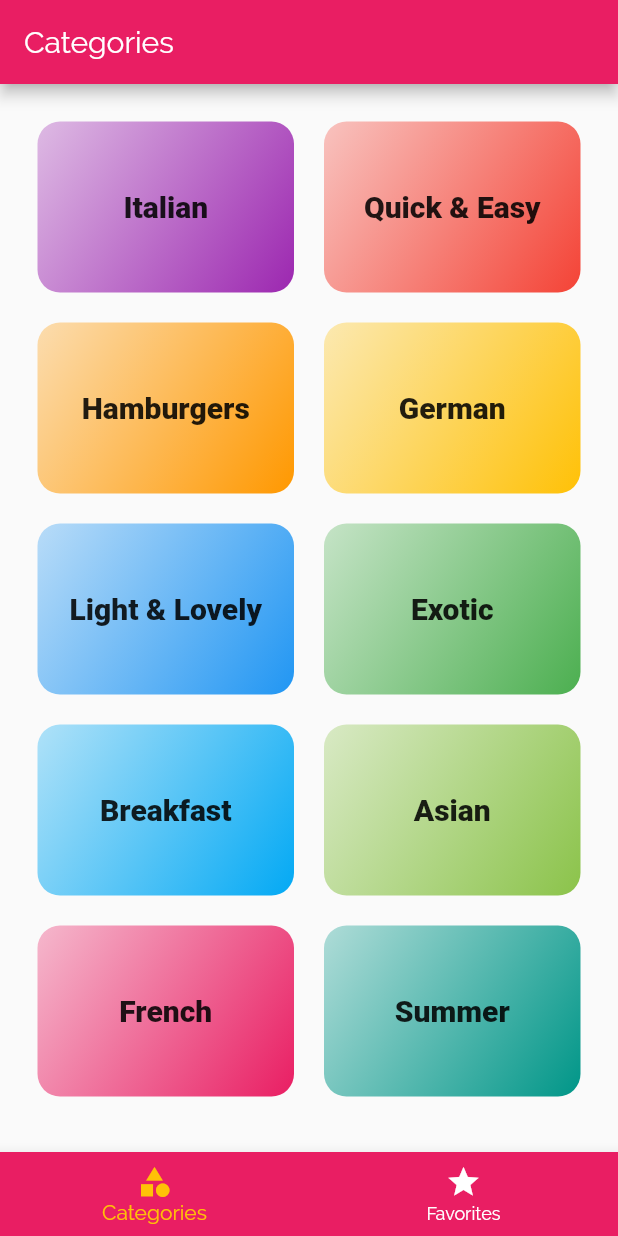
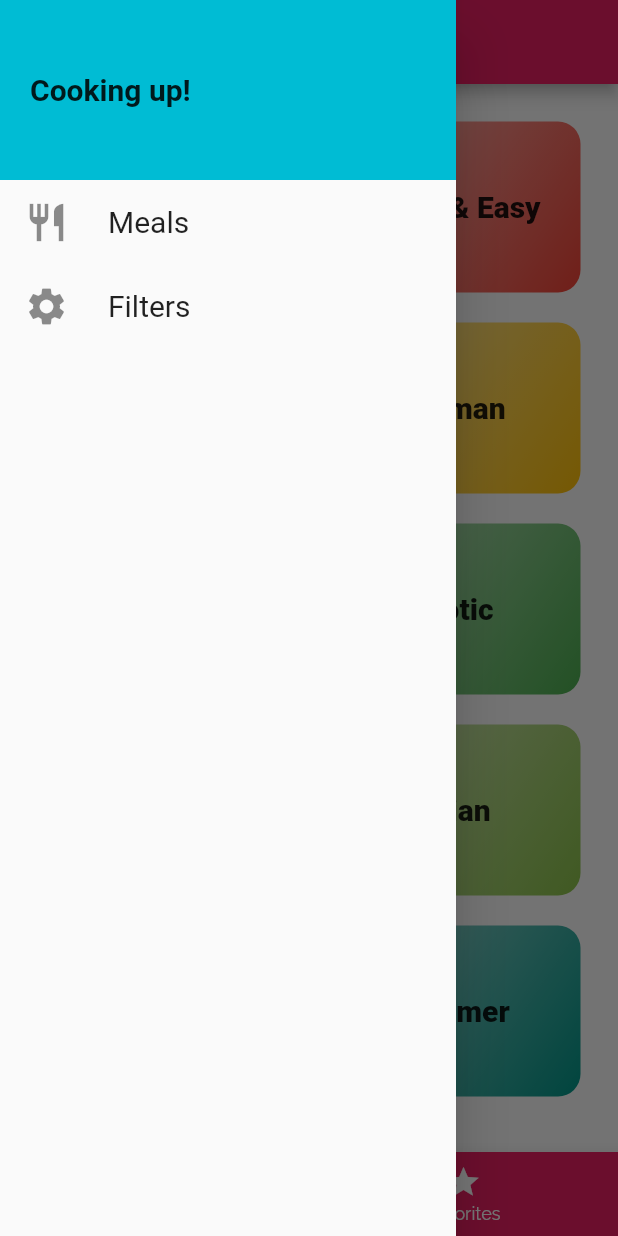
Before and after one commit to sunilkr123/Fluter-Basic-MorethanOneScreen-MealsApp, a Flutter app: the screen it shows after launch, with the side drawer open (before the commit the screen has no drawer), on a phone screen of 412 x 824 dp. Run offline on Flutter 3.47's test engine with Material 2 defaults, Android fonts, the phone set to English and light mode, and no system bars; Roboto replaces fonts that are missing (RoboCondensed, RobotoDensed, Robotodensed).

Commit message:
custom side menu screen designed and libnked their respective screen

```diff
--- a/lib/main.dart
+++ b/lib/main.dart
@@ -1,6 +1,7 @@
 import 'package:flutter/material.dart';
-import 'package:more_than_one_screen/category_meals_screen.dart';
-import 'package:more_than_one_screen/screens/meal_details.dart';
+import './category_meals_screen.dart';
+import './screens/filter_screen.dart';
+import './screens/meal_details.dart';
 import './screens/tab_screens.dart';
 import './category_screen.dart';
 
@@ -15,7 +16,7 @@ class MyApp extends StatelessWidget {
       //title: 'MealDetails',
       theme: ThemeData(
           primarySwatch: Colors.pink,
-          accentColor: Colors.amber,
+          accentColor: Colors.cyan,
       //    canvasColor: Color.fromARGB(255, 254, 229, 1),
           fontFamily: 'Raleway',
           // textTheme: ThemeData.light().textTheme.copyWith(
@@ -43,7 +44,8 @@ class MyApp extends StatelessWidget {
       routes: {
         '/': (ctx) => TabBarScreen(),//CategoryScreen(),
         CategoryMealScreen.routeName :(ctx)=> CategoryMealScreen(),
-       MealDetails.routeNamed: (ctx) => MealDetails()
+        MealDetails.routeNamed: (ctx) => MealDetails(),
+        FilterScreen.routeNamed: (ctx) => FilterScreen()
       },
        //this can be used when the pushed screen rout is not found
       // onGenerateRoute: (settings) {
--- /dev/null
+++ b/lib/screens/filter_screen.dart
@@ -0,0 +1,14 @@
+import 'package:flutter/material.dart';
+
+class FilterScreen extends StatelessWidget {
+  const FilterScreen({Key? key}) : super(key: key);
+  static const routeNamed = '/filter-screen';
+
+  @override
+  Widget build(BuildContext context) {
+    return Scaffold(
+      appBar: AppBar(title: Text('Filter demo'),),
+      body: Center(child: Text('Demo Filter'),),
+    );
+  }
+}
--- /dev/null
+++ b/lib/screens/main_drawers.dart
@@ -0,0 +1,54 @@
+import 'package:flutter/material.dart';
+import 'package:more_than_one_screen/screens/filter_screen.dart';
+
+class MainDrawer extends StatelessWidget {
+  const MainDrawer({Key? key}) : super(key: key);
+
+  @override
+  Widget build(BuildContext context) {
+    return Drawer(
+      child: Column(
+        children: [
+          Container(
+            height: 120,
+            width: double.infinity,
+            color: Theme.of(context).accentColor,
+            padding: EdgeInsets.all(20),
+            alignment: Alignment.centerLeft,
+            child: Text('Cooking up!',
+              style:TextStyle(
+                  fontSize: 20,
+                  fontFamily: 'RobotoDensed',
+                  fontWeight: FontWeight.bold),),
+          ),
+          ListTile(
+            leading: Icon(Icons.restaurant, size: 30,),
+            title: Text('Meals', style:
+            TextStyle(
+                fontFamily: 'Robotodensed',
+                fontSize: 20,
+                fontWeight: FontWeight.normal
+             ),
+            ),
+          onTap: (){
+             Navigator.of(context).pushReplacementNamed('/');//pushNamed('/');
+          },
+          ),
+          ListTile(
+            leading: Icon(Icons.settings, size: 30,),
+            title: Text('Filters', style:
+            TextStyle(
+                fontFamily: 'Robotodensed',
+                fontSize: 20,
+                fontWeight: FontWeight.normal
+            ),
+            ),
+            onTap: (){
+              Navigator.of(context).pushNamed(FilterScreen.routeNamed);
+            },
+          ),
+        ],
+      ),
+    );
+  }
+}
--- a/lib/screens/tab_screens.dart
+++ b/lib/screens/tab_screens.dart
@@ -1,7 +1,7 @@
 import 'package:flutter/material.dart';
 import 'package:more_than_one_screen/category_screen.dart';
 import 'package:more_than_one_screen/screens/favourite_screen.dart';
-
+import './main_drawers.dart';
 class TabBarScreen extends StatefulWidget {
   const TabBarScreen({Key? key}) : super(key: key);
 
@@ -36,6 +36,7 @@ class _TabBarScreenState extends State<TabBarScreen> {
       appBar: AppBar(
         title: Text(_pages[_selectedPageIndex]['title'] as String),
       ),
+      drawer: MainDrawer(),
       body: _pages[_selectedPageIndex]['page'] as Widget,
       bottomNavigationBar: BottomNavigationBar(
         onTap: _selectPage,
```
